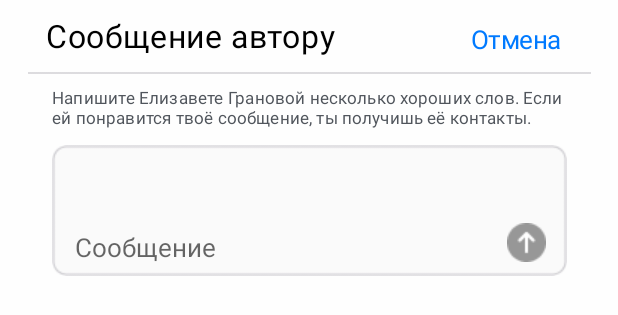
After one commit to arendarsky/AvatarAppAndroid, an Android app: the layout bottom_sheet_casting.xml on its own in the app's theme, with its tools: preview values and no code run, on a phone screen of 412 x 824 dp. The commit adds this screen. Shown: the top 315 px of the screen. Run offline under Robolectric (Android 15) with nearby library versions, the phone set to English and light mode, and no system bars.

Commit message:
RedesignCastingActivity

```diff
--- /dev/null
+++ b/TalentShow/app/src/main/res/layout/bottom_sheet_casting.xml
@@ -0,0 +1,115 @@
+<?xml version="1.0" encoding="utf-8"?>
+<androidx.constraintlayout.widget.ConstraintLayout
+    xmlns:android="http://schemas.android.com/apk/res/android"
+    xmlns:app="http://schemas.android.com/apk/res-auto"
+    android:layout_width="match_parent"
+    android:layout_height="wrap_content"
+    android:paddingBottom="8dp"
+    android:background="#CCFFFFFF"
+    >
+
+    <TextView
+        android:id="@+id/pay"
+        android:layout_width="193dp"
+        android:layout_height="wrap_content"
+        android:layout_marginStart="12dp"
+        android:layout_marginTop="9dp"
+        android:layout_marginEnd="170dp"
+        android:layout_marginBottom="183dp"
+        app:layout_constraintBottom_toBottomOf="parent"
+        app:layout_constraintEnd_toEndOf="parent"
+        app:layout_constraintStart_toStartOf="parent"
+        app:layout_constraintTop_toTopOf="parent"
+        android:textAppearance="@style/casting_dialog_tv1"
+        android:text="Сообщение автору"
+        android:textSize="21sp"
+        android:lineSpacingExtra="0sp"
+        android:gravity="top"
+        />
+
+    <TextView
+        android:id="@+id/casting_dialog_cancel"
+        android:layout_width="62dp"
+        android:layout_height="22dp"
+        android:layout_marginStart="293dp"
+        android:layout_marginTop="12dp"
+        android:layout_marginEnd="20dp"
+        android:layout_marginBottom="182dp"
+        app:layout_constraintBottom_toBottomOf="parent"
+        app:layout_constraintEnd_toEndOf="parent"
+        app:layout_constraintStart_toStartOf="parent"
+        app:layout_constraintTop_toTopOf="parent"
+        android:textAppearance="@style/casting_dialog_cancel"
+        android:text="Отмена"
+        android:textSize="17sp"
+        android:lineSpacingExtra="2sp"
+        android:translationY="-0.86sp"
+        android:gravity="right|top"
+        />
+
+    <ImageView
+        android:layout_width="match_parent"
+        android:layout_height="wrap_content"
+        android:src="@drawable/casting_dialog_line"
+        android:layout_marginBottom="170dp"
+        android:layout_marginTop="45dp"
+        app:layout_constraintBottom_toBottomOf="parent"
+        app:layout_constraintTop_toTopOf="parent"
+        />
+
+    <TextView
+        android:id="@+id/capital_one"
+        android:layout_width="343dp"
+        android:layout_height="wrap_content"
+        android:layout_marginStart="16dp"
+        android:layout_marginTop="56dp"
+        android:layout_marginEnd="16dp"
+        android:layout_marginBottom="134dp"
+        app:layout_constraintBottom_toBottomOf="parent"
+        app:layout_constraintEnd_toEndOf="parent"
+        app:layout_constraintStart_toStartOf="parent"
+        app:layout_constraintTop_toTopOf="parent"
+        android:textAppearance="@style/casting_dialog_description"
+        android:text="@string/casting_dialog_text"
+        android:textSize="11sp"
+        android:lineSpacingExtra="0sp"
+        android:gravity="top"
+        />
+
+    <EditText
+        android:id="@+id/casting_dialog_text"
+        android:layout_width="343dp"
+        android:layout_height="87dp"
+        android:gravity="bottom"
+        android:layout_marginStart="16dp"
+        android:layout_marginTop="94dp"
+        android:layout_marginEnd="16dp"
+        android:layout_marginBottom="35dp"
+        android:background="@drawable/casting_dialog_bg"
+        android:hint="Сообщение"
+        android:textSize="17sp"
+        android:paddingLeft="15dp"
+        android:paddingBottom="7dp"
+        app:layout_constraintBottom_toBottomOf="parent"
+        app:layout_constraintEnd_toEndOf="parent"
+        app:layout_constraintStart_toStartOf="parent"
+        app:layout_constraintTop_toTopOf="parent"/>
+
+    <ImageButton
+        android:id="@+id/casting_dialog_btn"
+        android:layout_width="26dp"
+        android:layout_height="26dp"
+        android:background="@drawable/casting_dialog_btn"
+        android:layout_marginStart="319dp"
+        android:layout_marginTop="146dp"
+        android:layout_marginEnd="30dp"
+        android:layout_marginBottom="44dp"
+        app:layout_constraintBottom_toBottomOf="parent"
+        app:layout_constraintEnd_toEndOf="parent"
+        app:layout_constraintStart_toStartOf="parent"
+        app:layout_constraintTop_toTopOf="parent"
+        />
+
+
+
+</androidx.constraintlayout.widget.ConstraintLayout>
--- a/TalentShow/app/src/main/res/values/colors.xml
+++ b/TalentShow/app/src/main/res/values/colors.xml
@@ -1,7 +1,7 @@
 <?xml version="1.0" encoding="utf-8"?>
 <resources>
-    <color name="colorPrimary">#008577</color>
-    <color name="colorPrimaryDark">#00574B</color>
+    <color name="colorPrimary">#773EF2</color>
+    <color name="colorPrimaryDark">#773EF2</color>
     <color name="colorAccent">#773EF2</color>
     <color name="darkBackground">#282828</color>
     <color name="whiteText">#FFFFFF</color>
--- a/TalentShow/app/src/main/res/values/strings.xml
+++ b/TalentShow/app/src/main/res/values/strings.xml
@@ -25,7 +25,7 @@
     <string name="activity_casting_head">Кастинг</string>
     <string name="activity_casting_tv">Лайкай звёзд, которые должны стать успеными</string>
     <string name="activity_casting_tv1">Посмотреть видео полностью</string>
-    <string name="activity_casting_name">Роман</string>
+    <string name="activity_casting_name">Елизоветта Гранова</string>
     <string name="ur_name"><b>Ваше имя</b></string>
     <string name="enter_name">Введите имя</string>
     <string name="step_1">шаг 1 из 5</string>
@@ -40,4 +40,5 @@
     <string name="number_hint">1</string>
     <string name="casting">Кастинг</string>
     <string name="statistics">Статистика</string>
+    <string name="casting_dialog_text">Напишите Елизавете Грановой несколько хороших слов. Если ей понравится твоё сообщение, ты получишь её контакты.</string>
 </resources>
--- a/TalentShow/app/src/main/res/values/styles.xml
+++ b/TalentShow/app/src/main/res/values/styles.xml
@@ -42,15 +42,15 @@
     <style name="activity_casting_heading">
 
         <item name="android:textSize">
-            36sp
+            34sp
         </item>
 
         <item name="android:letterSpacing">
-            -0.01
+            0.01
         </item>
 
         <item name="android:textColor">
-            #060606
+            #000000
         </item>
 
     </style>
@@ -86,15 +86,33 @@
     <style name="activity_casting_name">
 
         <item name="android:textSize">
-            24sp
+            20sp
         </item>
 
         <item name="android:letterSpacing">
-            -0.01
+            0.02
         </item>
 
         <item name="android:textColor">
-            #060606
+            #000000
+        </item>
+
+    </style>
+
+
+
+    <style name="activity_casting_video_description">
+
+        <item name="android:textSize">
+            15sp
+        </item>
+
+        <item name="android:letterSpacing">
+            -0.02
+        </item>
+
+        <item name="android:textColor">
+            #000000
         </item>
 
     </style>
@@ -189,5 +207,54 @@
     </style>
 
 
+    <style name="casting_dialog_tv1">
+
+        <item name="android:textSize">
+            21sp
+        </item>
+
+        <item name="android:letterSpacing">
+            0.02
+        </item>
+
+        <item name="android:textColor">
+            #000000
+        </item>
+
+    </style>
+
+    <style name="casting_dialog_cancel">
+
+        <item name="android:textSize">
+            17sp
+        </item>
+
+        <item name="android:letterSpacing">
+            -0.02
+        </item>
+
+        <item name="android:textColor">
+            #007AFF
+        </item>
+
+    </style>
+
+    <style name="casting_dialog_description">
+
+        <item name="android:textSize">
+            11sp
+        </item>
+
+        <item name="android:letterSpacing">
+            0.01
+        </item>
+
+        <item name="android:textColor">
+            #50555C
+        </item>
+
+    </style>
+
+
 
 </resources>
```
Also changed, not shown: TalentShow/app/src/main/AndroidManifest.xml (+5 -4 lines), TalentShow/app/src/main/java/com/example/talentshow/presentation/CastingActivity.java (+24 -2 lines), TalentShow/app/src/main/java/com/example/talentshow/presentation/CastingDialogFragment.java (added, +64 -0 lines), TalentShow/app/src/main/res/layout/activity_casting.xml (+132 -96 lines), TalentShow/app/src/main/res/drawable/activity_casting_btn_add_bg.png (added), TalentShow/app/src/main/res/drawable/activity_casting_btn_add_icon.png (added), TalentShow/app/src/main/res/drawable/casting_activity_ava.png (added), TalentShow/app/src/main/res/drawable/casting_activity_btn_comment.png (added), TalentShow/app/src/main/res/drawable/casting_activity_btn_dislike.png, TalentShow/app/src/main/res/drawable/casting_activity_btn_like.png, TalentShow/app/src/main/res/drawable/casting_dialog_bg.png (added), TalentShow/app/src/main/res/drawable/casting_dialog_btn.png (added), TalentShow/app/src/main/res/drawable/casting_dialog_line.png (added).
